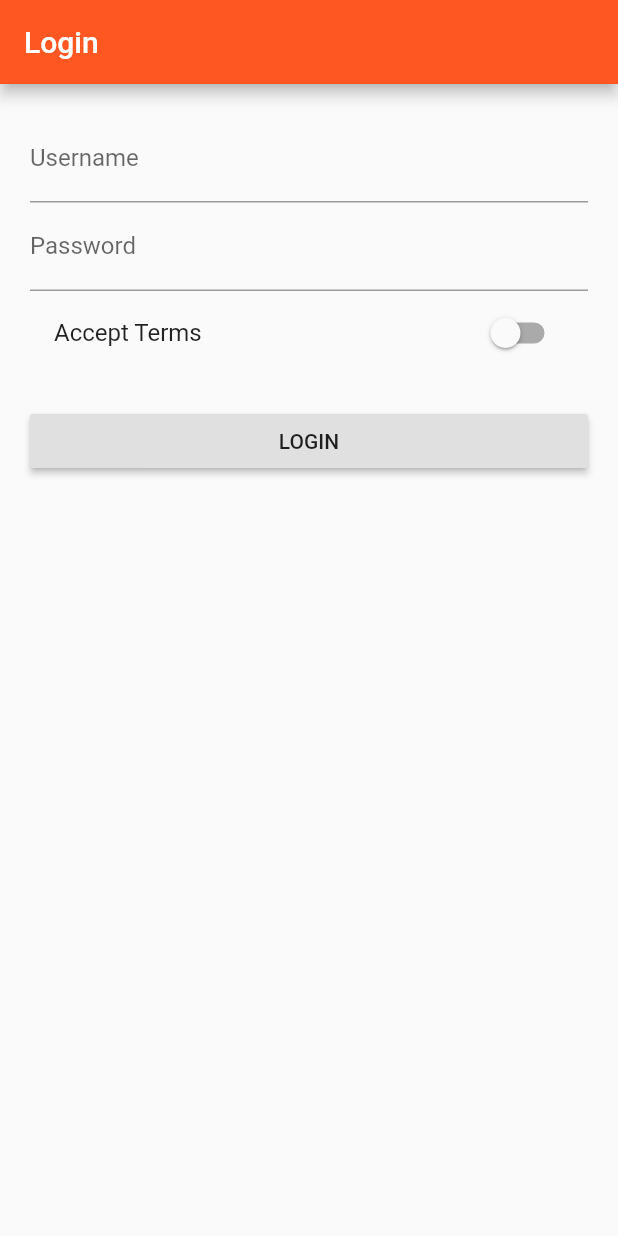
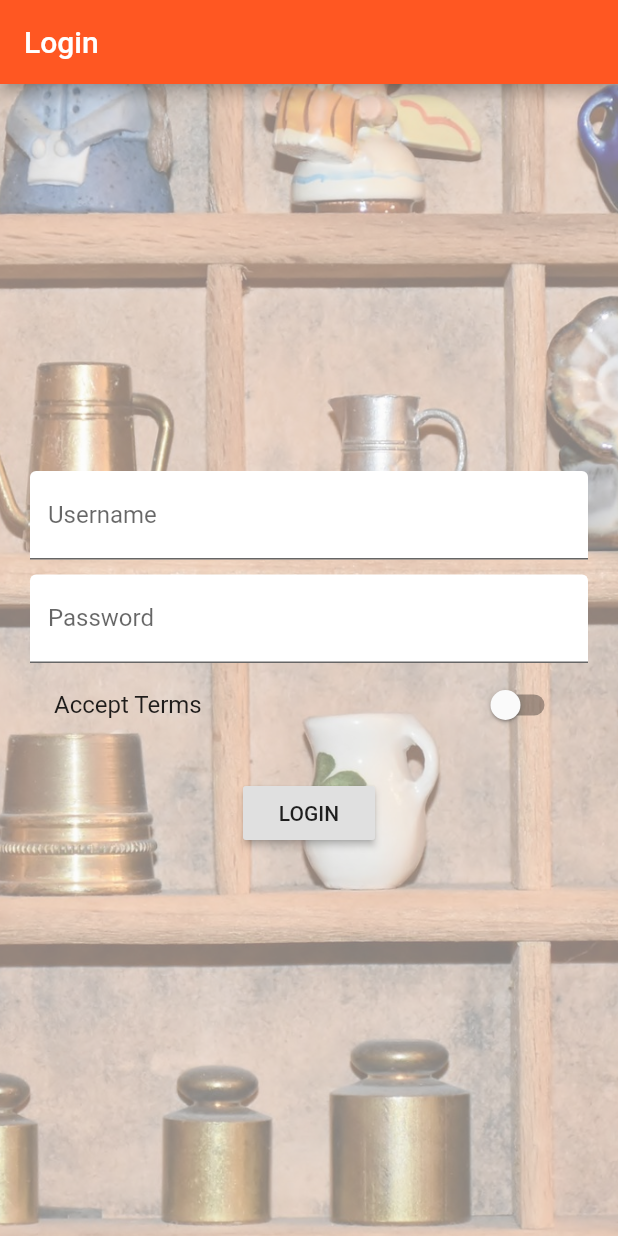
Before and after one commit to Hitvardhan-Singh-Solanki/flutter, a Flutter app: the screen it shows after launch, on a phone screen of 412 x 824 dp. Run offline on Flutter 3.47's test engine with Material 2 defaults, Android fonts, the phone set to English and light mode, and no system bars.

Commit message:
all about styling

```diff
--- a/lib/pages/auth.dart
+++ b/lib/pages/auth.dart
@@ -19,11 +19,24 @@ class _AuthPageState extends State<AuthPage> {
         title: Text("Login"),
       ),
       body: Container(
-        margin: EdgeInsets.all(20.0),
-        child: ListView(
+        decoration: BoxDecoration(
+          image: DecorationImage(
+            fit: BoxFit.cover,
+            colorFilter: ColorFilter.mode(
+                Colors.black.withOpacity(0.5), BlendMode.dstATop),
+            image: AssetImage('assets/background.jpg'),
+          ),
+        ),
+        padding: EdgeInsets.all(20.0),
+        child: Center(
+          child: SingleChildScrollView(
+            child: Column(
               children: <Widget>[
                 TextField(
-              decoration: InputDecoration(labelText: 'Username'),
+                  decoration: InputDecoration(
+                      labelText: 'Username',
+                      filled: true,
+                      fillColor: Colors.white),
                   keyboardType: TextInputType.emailAddress,
                   onChanged: (String val) {
                     setState(() {
@@ -31,8 +44,14 @@ class _AuthPageState extends State<AuthPage> {
                     });
                   },
                 ),
+                SizedBox(
+                  height: 10.0,
+                ),
                 TextField(
-              decoration: InputDecoration(labelText: 'Password'),
+                  decoration: InputDecoration(
+                      labelText: 'Password',
+                      filled: true,
+                      fillColor: Colors.white),
                   obscureText: true,
                   onChanged: (String val) {
                     setState(() {
@@ -62,6 +81,8 @@ class _AuthPageState extends State<AuthPage> {
               ],
             ),
           ),
+        ),
+      ),
     );
   }
 }
--- a/lib/pages/products.dart
+++ b/lib/pages/products.dart
@@ -1,6 +1,5 @@
 import 'package:flutter/material.dart';
 import '../product_manager.dart';
-import './products_admin.dart';
 
 class ProductsPage extends StatelessWidget {
   List<Map<String, dynamic>> products = [];
@@ -15,6 +14,7 @@ class ProductsPage extends StatelessWidget {
             children: <Widget>[
               AppBar(automaticallyImplyLeading: false, title: Text('Choose')),
               ListTile(
+                leading: Icon(Icons.edit),
                 title: Text('Manage Produts'),
                 onTap: () {
                   Navigator.pushReplacementNamed(context, '/admin');
@@ -25,6 +25,9 @@ class ProductsPage extends StatelessWidget {
         ),
         appBar: AppBar(
           title: Text("Easy List"),
+          actions: <Widget>[
+            IconButton(icon: Icon(Icons.favorite),onPressed: (){},)
+          ],
         ),
         body: ProductManager(
           products: products,
--- a/lib/pages/products_admin.dart
+++ b/lib/pages/products_admin.dart
@@ -1,11 +1,10 @@
 import 'package:flutter/material.dart';
-import 'products.dart';
 import 'product_create.dart';
 import 'product_list.dart';
 
 class ProductsAdminPage extends StatelessWidget {
 
-  Function addProducts;
+  final Function addProducts;
 
   ProductsAdminPage(this.addProducts);
 
@@ -18,6 +17,7 @@ class ProductsAdminPage extends StatelessWidget {
             children: <Widget>[
               AppBar(automaticallyImplyLeading: false, title: Text('Choose')),
               ListTile(
+                leading: Icon(Icons.reply_all),
                 title: Text('All Produts'),
                 onTap: () {
                   Navigator.pushReplacementNamed(context, '/products');
```
Also changed, not shown: lib/main.dart (+6 -2 lines), lib/pages/product.dart (+29 -32 lines), lib/products.dart (+48 -6 lines), pubspec.yaml (+7 -0 lines), assets/Oswald-Bold.ttf (added), assets/background.jpg (added). Lines whose indentation alone changed are shown as unchanged.
